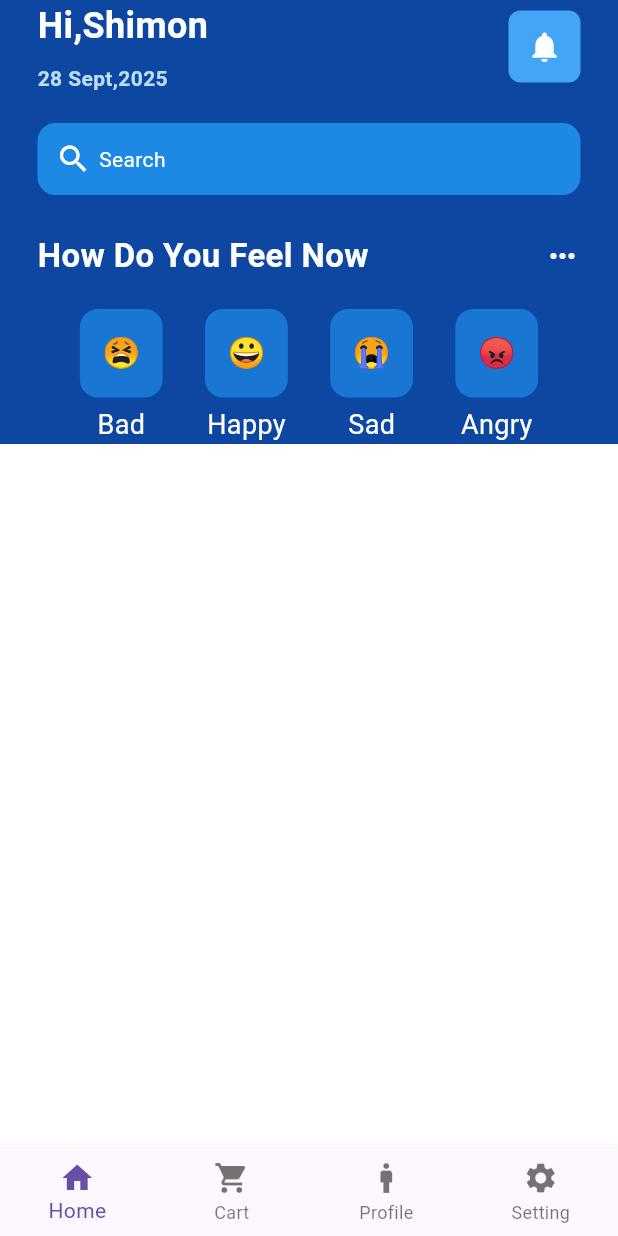
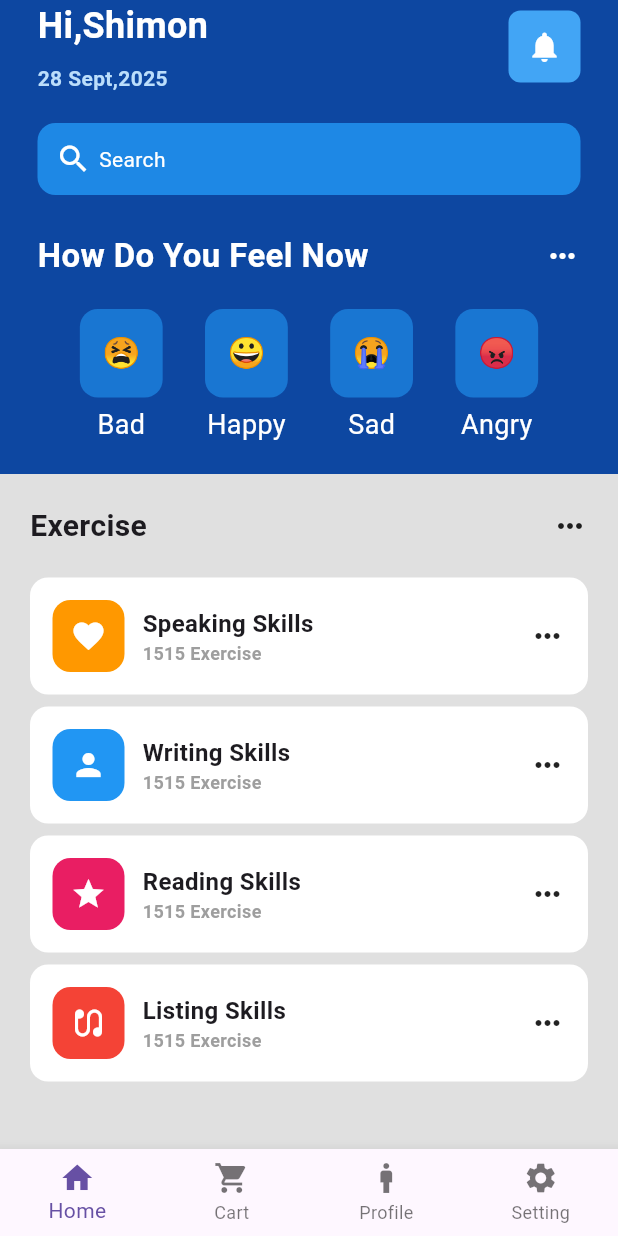
Before and after one commit to Shimon31/DashBoard-in-Flutter, a Flutter app: the screen it shows after launch, on a phone screen of 412 x 824 dp. Run offline on Flutter 3.47's test engine with Material 3 defaults, Android fonts, the phone set to English and light mode, and no system bars; missing offline and left inert: dart:ffi.

Commit message:
Complete this design

```diff
--- a/lib/pages/my_home_page.dart
+++ b/lib/pages/my_home_page.dart
@@ -1,4 +1,5 @@
 import 'package:dashboard_design_flutter/util/emoji.dart';
+import 'package:dashboard_design_flutter/util/excercise_list_tile.dart';
 import 'package:flutter/cupertino.dart';
 import 'package:flutter/material.dart';
 
@@ -17,11 +18,15 @@ class _MyHomePageState extends State<MyHomePage> {
       bottomNavigationBar: BottomNavigationBar(
         type: BottomNavigationBarType.fixed,
         items: [
-        BottomNavigationBarItem(icon: Icon(Icons.home),label: "Home"),
-        BottomNavigationBarItem(icon: Icon(Icons.shopping_cart),label: "Cart"),
-        BottomNavigationBarItem(icon: Icon(Icons.man),label: "Profile"),
-        BottomNavigationBarItem(icon: Icon(Icons.settings),label: "Setting"),
-      ]),
+          BottomNavigationBarItem(icon: Icon(Icons.home), label: "Home"),
+          BottomNavigationBarItem(
+            icon: Icon(Icons.shopping_cart),
+            label: "Cart",
+          ),
+          BottomNavigationBarItem(icon: Icon(Icons.man), label: "Profile"),
+          BottomNavigationBarItem(icon: Icon(Icons.settings), label: "Setting"),
+        ],
+      ),
       body: SafeArea(
         child: Column(
           children: [
@@ -108,29 +113,41 @@ class _MyHomePageState extends State<MyHomePage> {
                       Column(
                         children: [
                           Emoji(emoji: "😫"),
-                         SizedBox(height: 5,),
-                         Text("Bad",style: TextStyle(color: Colors.white,fontSize: 18),),
+                          SizedBox(height: 5),
+                          Text(
+                            "Bad",
+                            style: TextStyle(color: Colors.white, fontSize: 18),
+                          ),
                         ],
                       ),
                       Column(
                         children: [
                           Emoji(emoji: "😀"),
-                         SizedBox(height: 5,),
-                         Text("Happy",style: TextStyle(color: Colors.white,fontSize: 18),),
+                          SizedBox(height: 5),
+                          Text(
+                            "Happy",
+                            style: TextStyle(color: Colors.white, fontSize: 18),
+                          ),
                         ],
                       ),
                       Column(
                         children: [
                           Emoji(emoji: "😭"),
-                         SizedBox(height: 5,),
-                         Text("Sad",style: TextStyle(color: Colors.white,fontSize: 18),),
+                          SizedBox(height: 5),
+                          Text(
+                            "Sad",
+                            style: TextStyle(color: Colors.white, fontSize: 18),
+                          ),
                         ],
                       ),
                       Column(
                         children: [
                           Emoji(emoji: "😡"),
-                         SizedBox(height: 5,),
-                         Text("Angry",style: TextStyle(color: Colors.white,fontSize: 18),),
+                          SizedBox(height: 5),
+                          Text(
+                            "Angry",
+                            style: TextStyle(color: Colors.white, fontSize: 18),
+                          ),
                         ],
                       ),
                     ],
@@ -138,12 +155,65 @@ class _MyHomePageState extends State<MyHomePage> {
                 ],
               ),
             ),
-
+            SizedBox(height: 20),
             Expanded(
               child: Container(
-                color: Colors.white,
+                padding: EdgeInsets.all(20),
+                color: Colors.grey[300],
+                child: Center(
+                  child: Column(
+                    children: [
+                      //Row exercise
+                      Row(
+                        mainAxisAlignment: MainAxisAlignment.spaceBetween,
+                        children: [
+                          Text(
+                            "Exercise",
+                            style: TextStyle(
+                              fontWeight: FontWeight.bold,
+                              fontSize: 20,
                             ),
-            )
+                          ),
+                          Icon(Icons.more_horiz),
+                        ],
+                      ),
+                      SizedBox(height: 20),
+                      //list os exercise
+                      Expanded(
+                        child: ListView(
+                          children: [
+                            ExcerciseListTile(
+                              icon: Icons.favorite,
+                              exerciseName: "Speaking Skills",
+                              exerciseNumber: 15,
+                              color: Colors.orange,
+                            ),
+                            ExcerciseListTile(
+                              icon: Icons.person,
+                              exerciseName: "Writing Skills",
+                              exerciseNumber: 15,
+                              color: Colors.blue,
+                            ),
+                            ExcerciseListTile(
+                              icon: Icons.star,
+                              exerciseName: "Reading Skills",
+                              exerciseNumber: 15,
+                              color: Colors.pink,
+                            ),
+                            ExcerciseListTile(
+                              icon: Icons.earbuds,
+                              exerciseName: "Listing Skills",
+                              exerciseNumber: 15,
+                              color: Colors.red,
+                            ),
+                          ],
+                        ),
+                      ),
+                    ],
+                  ),
+                ),
+              ),
+            ),
           ],
         ),
       ),
--- /dev/null
+++ b/lib/util/excercise_list_tile.dart
@@ -0,0 +1,60 @@
+import 'dart:ffi';
+
+import 'package:flutter/cupertino.dart';
+import 'package:flutter/material.dart';
+
+class ExcerciseListTile extends StatelessWidget {
+
+  final icon;
+  final String exerciseName;
+  final int exerciseNumber;
+  final color;
+  const ExcerciseListTile({super.key, this.icon, required this.exerciseName, required this.exerciseNumber, required this.color});
+
+  @override
+  Widget build(BuildContext context) {
+    return Padding(
+      padding: const EdgeInsets.only(bottom: 8),
+      child: Container(
+        padding: EdgeInsets.all(15),
+        decoration: BoxDecoration(
+          color: Colors.white,
+          borderRadius: BorderRadius.circular(12),
+        ),
+        child: Row(
+          mainAxisAlignment: MainAxisAlignment.spaceBetween,
+          children: [
+            Row(
+              children: [
+                Container(
+                  padding:EdgeInsets.all(12),
+                  decoration: BoxDecoration(
+                      color: color,
+                      borderRadius: BorderRadius.circular(12)
+                  ),
+                  child: Icon(
+                    icon,
+                    color: Colors.white,
+                  ),
+                ),
+                SizedBox(width: 12),
+                Column(
+                  crossAxisAlignment: CrossAxisAlignment.start,
+                  children: [
+                    Text(
+                      exerciseName,
+                      style: TextStyle(fontWeight: FontWeight.bold,fontSize: 16),
+                    ),
+                    Text("${exerciseNumber}15 Exercise",
+                        style: TextStyle(fontWeight: FontWeight.bold,fontSize: 12,color: Colors.grey)),
+                  ],
+                ),
+              ],
+            ),
+            Icon(Icons.more_horiz)
+          ],
+        ),
+      ),
+    );
+  }
+}
```
Lines whose indentation alone changed are shown as unchanged.
